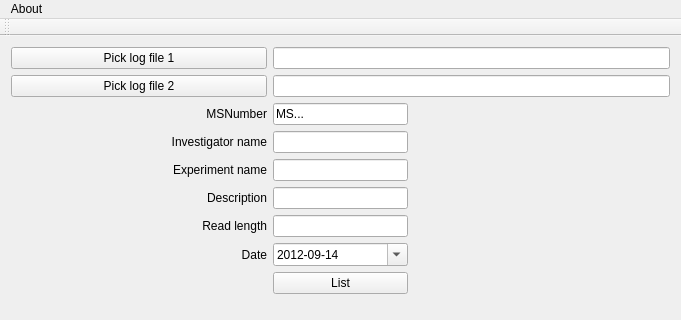
The window that mainwindow.ui (medvir/neomerger) describes before a commit, drawn with Qt 5; both pictures show x 0 to 681 and y 0 to 320 of the 681 by 758 pixel window.
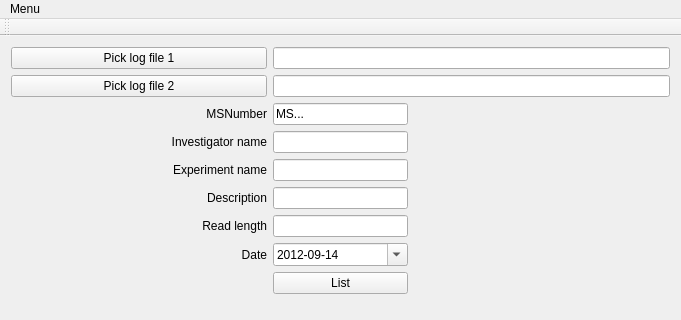
The same window after the commit. Icons and pictures are not drawn.

Patch:
```diff
--- a/mainwindow.ui
+++ b/mainwindow.ui
@@ -230,7 +230,7 @@
    </property>
    <widget class="QMenu" name="menuAbout">
     <property name="title">
-     <string>About</string>
+     <string>Menu</string>
     </property>
     <addaction name="actionQuit"/>
    </widget>
```
Left out of the diff: 18 changed lines with no effect on the pictures.
